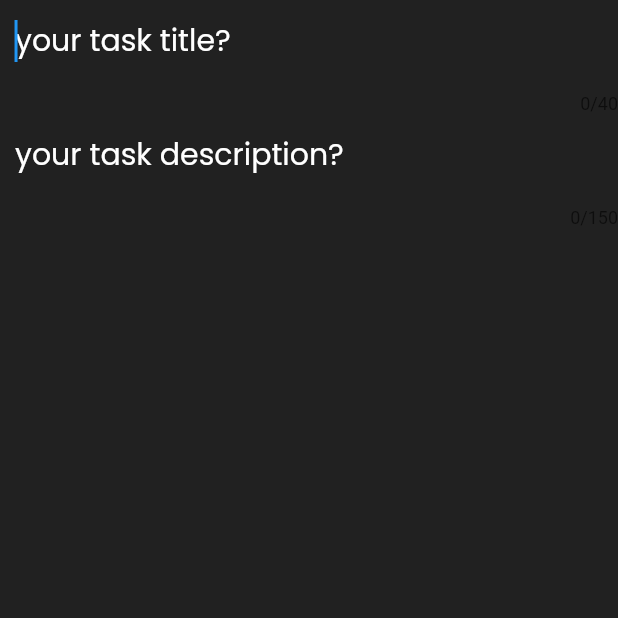
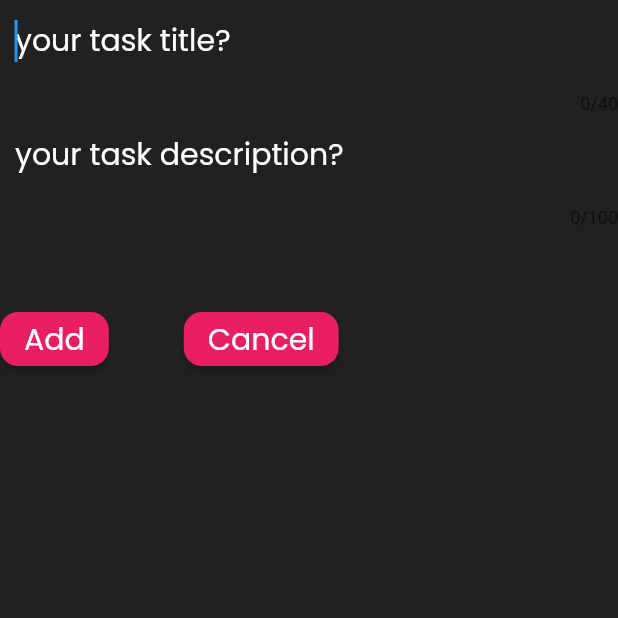
Before and after one commit to narjesabdolii/todolist-app, a Flutter app: the AddScreen screen opened directly, on a phone screen of 412 x 824 dp, the top half of it. Run offline on Flutter 3.47's test engine with Material 2 defaults, Android fonts, the phone set to English and light mode, and no system bars; our stand-ins replace get.

Commit message:
add two elevated button in addscreen

```diff
--- a/lib/Screens/AddScreen.dart
+++ b/lib/Screens/AddScreen.dart
@@ -3,6 +3,7 @@ import 'dart:ui';
 import 'package:flutter/material.dart';
 import 'package:todolist/controllers/TodoController.dart';
 import 'package:get/get.dart';
+import 'package:todolist/models/ToDo.dart';
 
 class AddScreen extends StatelessWidget {
   final ToDoController toDoController = Get.find();
@@ -20,7 +21,51 @@ class AddScreen extends StatelessWidget {
         child: Column(
           children: <Widget>[
                 TextFieldCard(toDoController: titleController, maxLength: 40, hintText: "your task title?"),
-                TextFieldCard(toDoController: textController, maxLength: 150, hintText: "your task description?"),
+                TextFieldCard(toDoController: textController, maxLength: 100, hintText: "your task description?"),
+            SizedBox(height: 50,),
+            Row(
+              children: <Widget>[
+                 ElevatedButton(
+                   style: ElevatedButton.styleFrom(
+                    primary: Colors.pink,
+                     shape: RoundedRectangleBorder(
+                     borderRadius: BorderRadius.circular(12), // <-- Radius
+                ),
+              ),
+              onPressed: () {
+                     if(text !='' && title != '')
+                       {
+                         toDoController.todos.add(ToDo(title : titleController.text,text : textController.text, done: false));
+                       }
+                     Get.back();
+              },
+              child: const Text('Add',
+                style: TextStyle(
+                  fontFamily: 'Poppins-Regular',
+                  fontSize: 20,
+                ),
+              ),
+            ),
+                const SizedBox(width: 50,),
+                ElevatedButton(
+                  style: ElevatedButton.styleFrom(
+                    primary: Colors.pink,
+                    shape: RoundedRectangleBorder(
+                      borderRadius: BorderRadius.circular(12), // <-- Radius
+                    ),
+                  ),
+                  onPressed: () {
+                    Get.back();
+                  },
+                  child: const Text('Cancel',
+                    style: TextStyle(
+                      fontFamily: 'Poppins-Regular',
+                      fontSize: 20,
+                    ),
+                  ),
+                ),
+              ],
+            )
             ],
            ),
       ),
```
